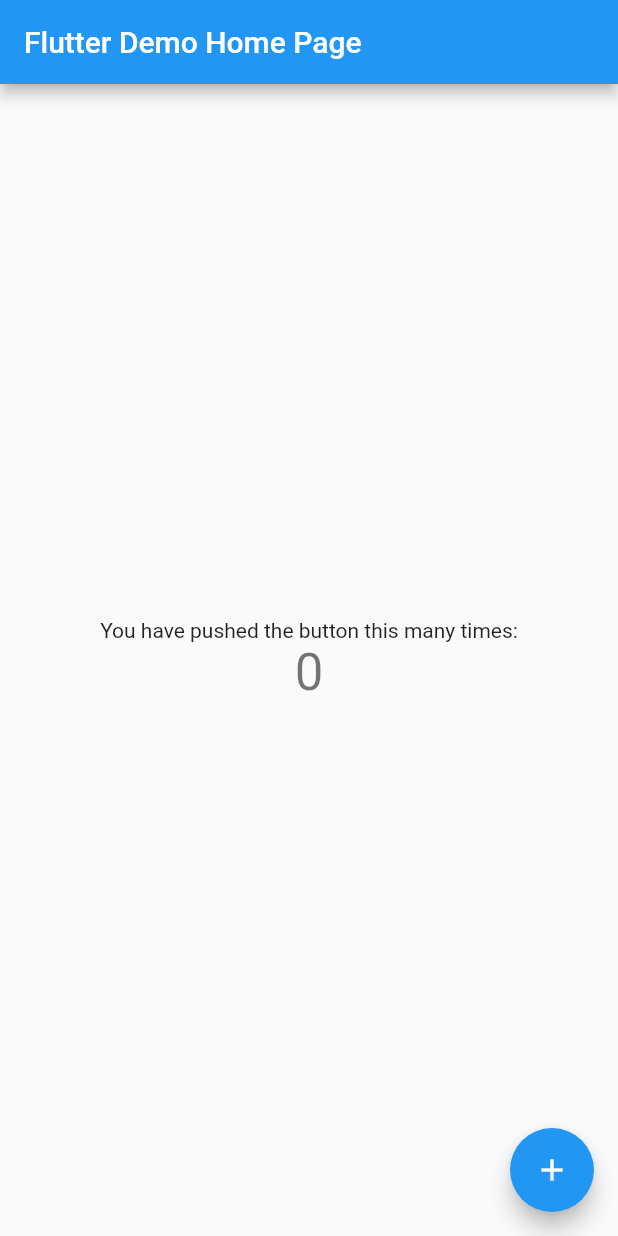
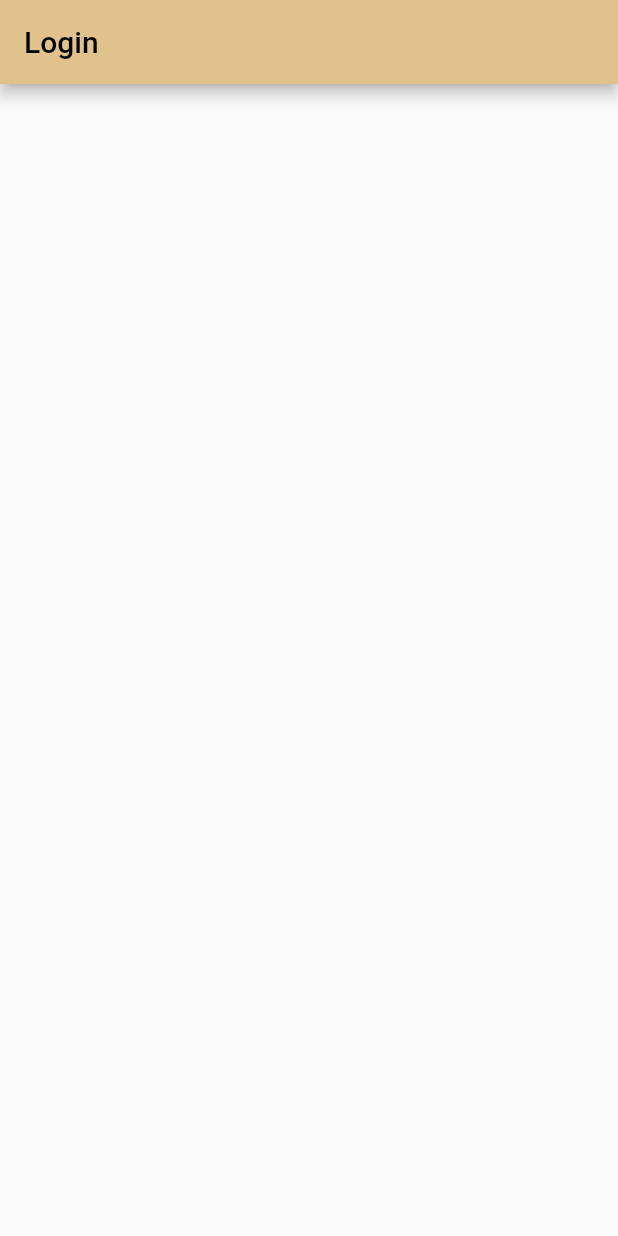
Before and after one commit to FirdanAz/amanah-furniture, a Flutter app: the screen it shows after launch, on a phone screen of 412 x 824 dp. Run offline on Flutter 3.47's test engine with Material 2 defaults, Android fonts, the phone set to English and light mode, and no system bars; our stand-ins replace flutter_screenutil, flutter_svg.

```diff
--- /dev/null
+++ b/lib/common/color_app.dart
@@ -0,0 +1,7 @@
+import 'package:flutter/animation.dart';
+
+class ColorApp {
+  static const primary = Color(0xffffffff);
+  static const secondary = Color(0xffeeeeee);
+  static const accent = Color(0xffE0C28D);
+}
--- /dev/null
+++ b/lib/common/svg_assets.dart
@@ -0,0 +1,6 @@
+class SvgAssets {
+  static const String vector1SplashScreen =
+      'assets/component/vector_1_splash_screen.svg';
+  static const String vector2SplashScreen =
+      'assets/component/vector_2_splash_screen.svg';
+}
--- /dev/null
+++ b/lib/common/theme_app.dart
@@ -0,0 +1,29 @@
+import 'package:amanah_furniture/common/color_app.dart';
+import 'package:flutter/material.dart';
+
+class ThemeApp {
+  static ThemeData getTheme(BuildContext context) {
+    const Color primaryColor = ColorApp.accent;
+    final Map<int, Color> primaryColorMap = {
+      50: primaryColor,
+      100: primaryColor,
+      200: primaryColor,
+      300: primaryColor,
+      400: primaryColor,
+      500: primaryColor,
+      600: primaryColor,
+      700: primaryColor,
+      800: primaryColor,
+      900: primaryColor,
+    };
+    final MaterialColor primaryMaterialColor =
+        MaterialColor(primaryColor.value, primaryColorMap);
+
+    return ThemeData(
+      primaryColor: ColorApp.primary,
+      primarySwatch: primaryMaterialColor,
+      accentColor: ColorApp.accent,
+      brightness: Brightness.light,
+    );
+  }
+}
--- a/lib/main.dart
+++ b/lib/main.dart
@@ -1,4 +1,7 @@
+import 'package:amanah_furniture/common/theme_app.dart';
+import 'package:amanah_furniture/ui/splash_screen/splash_screen.dart';
 import 'package:flutter/material.dart';
+import 'package:flutter_screenutil/flutter_screenutil.dart';
 
 void main() {
   runApp(const MyApp());
@@ -10,106 +13,16 @@ class MyApp extends StatelessWidget {
   // This widget is the root of your application.
   @override
   Widget build(BuildContext context) {
-    return MaterialApp(
-      title: 'Flutter Demo',
-      theme: ThemeData(
-        // This is the theme of your application.
-        //
-        // Try running your application with "flutter run". You'll see the
-        // application has a blue toolbar. Then, without quitting the app, try
-        // changing the primarySwatch below to Colors.green and then invoke
-        // "hot reload" (press "r" in the console where you ran "flutter run",
-        // or simply save your changes to "hot reload" in a Flutter IDE).
-        // Notice that the counter didn't reset back to zero; the application
-        // is not restarted.
-        primarySwatch: Colors.blue,
+    return ScreenUtilInit(
+      designSize: const Size(360, 800),
+      minTextAdapt: true,
+      builder: (context, child) => MaterialApp(
+        title: 'Amanah Furniture',
+        debugShowCheckedModeBanner: false,
+        theme: ThemeApp.getTheme(context),
+        home: const SplashScreen(),
       ),
-      home: const MyHomePage(title: 'Flutter Demo Home Page'),
+      child: const SplashScreen(),
     );
   }
 }
-
-class MyHomePage extends StatefulWidget {
-  const MyHomePage({Key? key, required this.title}) : super(key: key);
-
-  // This widget is the home page of your application. It is stateful, meaning
-  // that it has a State object (defined below) that contains fields that affect
-  // how it looks.
-
-  // This class is the configuration for the state. It holds the values (in this
-  // case the title) provided by the parent (in this case the App widget) and
-  // used by the build method of the State. Fields in a Widget subclass are
-  // always marked "final".
-
-  final String title;
-
-  @override
-  State<MyHomePage> createState() => _MyHomePageState();
-}
-
-class _MyHomePageState extends State<MyHomePage> {
-  int _counter = 0;
-
-  void _incrementCounter() {
-    setState(() {
-      // This call to setState tells the Flutter framework that something has
-      // changed in this State, which causes it to rerun the build method below
-      // so that the display can reflect the updated values. If we changed
-      // _counter without calling setState(), then the build method would not be
-      // called again, and so nothing would appear to happen.
-      _counter++;
-    });
-  }
-
-  @override
-  Widget build(BuildContext context) {
-    // This method is rerun every time setState is called, for instance as done
-    // by the _incrementCounter method above.
-    //
-    // The Flutter framework has been optimized to make rerunning build methods
-    // fast, so that you can just rebuild anything that needs updating rather
-    // than having to individually change instances of widgets.
-    return Scaffold(
-      appBar: AppBar(
-        // Here we take the value from the MyHomePage object that was created by
-        // the App.build method, and use it to set our appbar title.
-        title: Text(widget.title),
-      ),
-      body: Center(
-        // Center is a layout widget. It takes a single child and positions it
-        // in the middle of the parent.
-        child: Column(
-          // Column is also a layout widget. It takes a list of children and
-          // arranges them vertically. By default, it sizes itself to fit its
-          // children horizontally, and tries to be as tall as its parent.
-          //
-          // Invoke "debug painting" (press "p" in the console, choose the
-          // "Toggle Debug Paint" action from the Flutter Inspector in Android
-          // Studio, or the "Toggle Debug Paint" command in Visual Studio Code)
-          // to see the wireframe for each widget.
-          //
-          // Column has various properties to control how it sizes itself and
-          // how it positions its children. Here we use mainAxisAlignment to
-          // center the children vertically; the main axis here is the vertical
-          // axis because Columns are vertical (the cross axis would be
-          // horizontal).
-          mainAxisAlignment: MainAxisAlignment.center,
-          children: <Widget>[
-            const Text(
-              'You have pushed the button this many times:',
-            ),
-            Text(
-              '$_counter',
-              style: Theme.of(context).textTheme.headline4,
-            ),
-          ],
-        ),
-      ),
-      floatingActionButton: FloatingActionButton(
-        onPressed: _incrementCounter,
-        tooltip: 'Increment',
-        child: const Icon(Icons.add),
-      ), // This trailing comma makes auto-formatting nicer for build methods.
-    );
-  }
-}
--- /dev/null
+++ b/lib/ui/auth/login.dart
@@ -0,0 +1,12 @@
+import 'package:flutter/material.dart';
+
+class LoginPage extends StatelessWidget {
+  const LoginPage({super.key});
+
+  @override
+  Widget build(BuildContext context) {
+    return Scaffold(
+      appBar: AppBar(title: Text("Login")),
+    );
+  }
+}
```
Also changed, not shown: assets/fonts/Kurale/OFL.txt (added, +93 -0 lines), lib/common/public_function.dart (added, +21 -0 lines), lib/ui/auth/register.dart (added, +12 -0 lines), lib/ui/splash_screen/splash_screen.dart (added, +129 -0 lines), pubspec.yaml (+8 -6 lines), assets/component/vector_1_splash_screen.svg (added), assets/component/vector_2_splash_screen.svg (added), assets/fonts/Kurale/Kurale-Regular.ttf (added), pubspec.lock.
